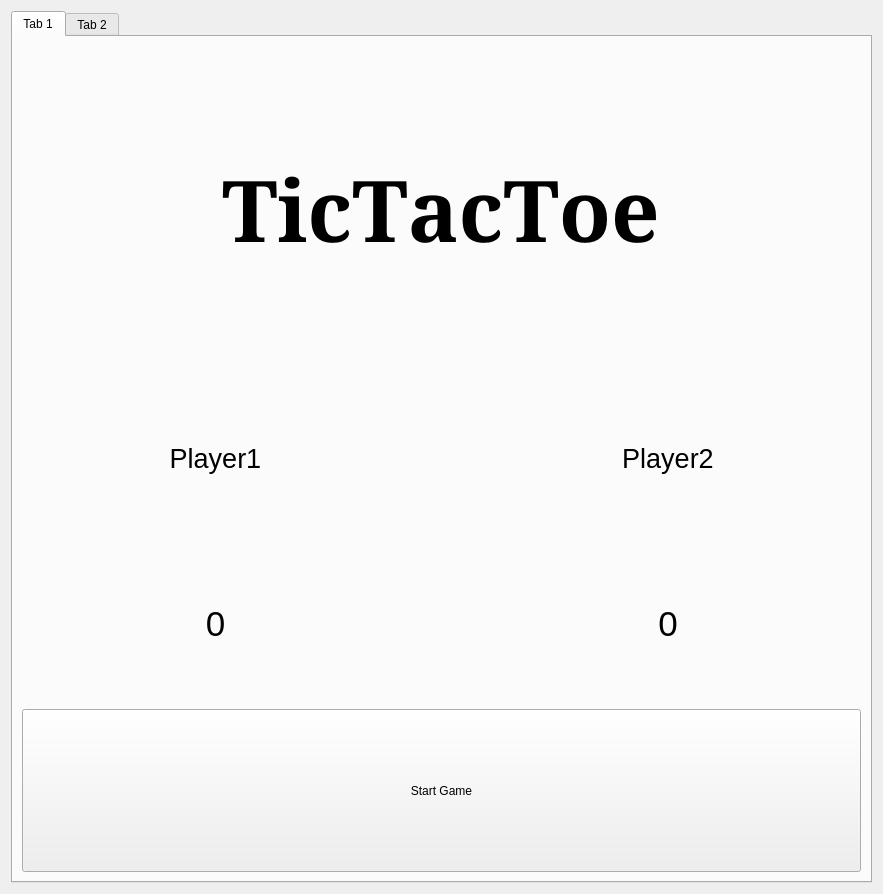
Above: ui/Widget.ui from oviv-git/TicTacToe-PySide6 before the change. Below: the same form after it.
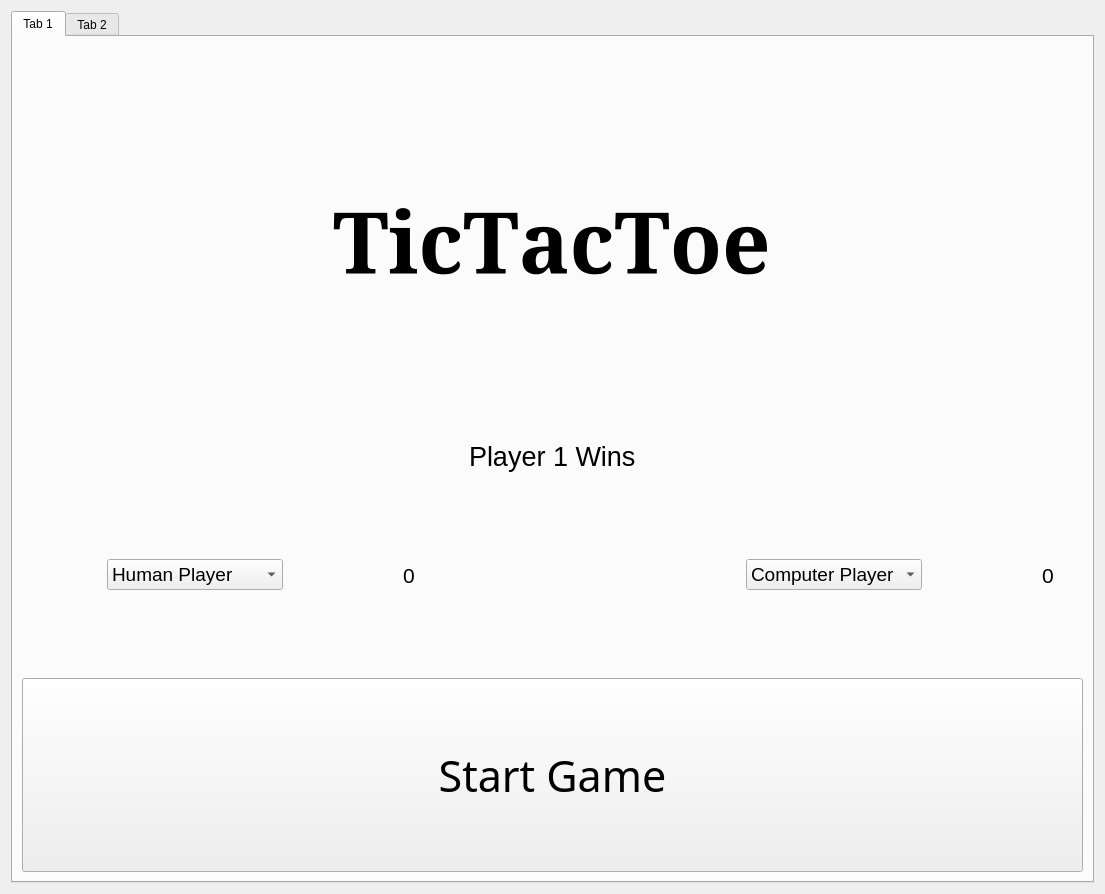
That is the form after the change.

Commit message: going to have to rework the way the program works to fit changing players with comboboxes

```diff
--- a/ui/Widget.ui
+++ b/ui/Widget.ui
@@ -9,7 +9,7 @@
    <rect>
     <x>0</x>
     <y>0</y>
-    <width>883</width>
+    <width>1105</width>
     <height>894</height>
    </rect>
   </property>
@@ -38,7 +38,7 @@
       <attribute name="title">
        <string>Tab 1</string>
       </attribute>
-      <layout class="QVBoxLayout" name="verticalLayout" stretch="2,2,1">
+      <layout class="QVBoxLayout" name="verticalLayout" stretch="2,0,1,1">
        <item alignment="Qt::AlignHCenter">
         <widget class="QLabel" name="label">
          <property name="sizePolicy">
@@ -64,64 +64,70 @@
          </property>
         </widget>
        </item>
+       <item alignment="Qt::AlignHCenter|Qt::AlignVCenter">
+        <widget class="QLabel" name="gameResultsLabel">
+         <property name="font">
+          <font>
+           <pointsize>20</pointsize>
+          </font>
+         </property>
+         <property name="text">
+          <string>Player 1 Wins</string>
+         </property>
+        </widget>
+       </item>
        <item>
         <layout class="QVBoxLayout" name="infoVLayout" stretch="0">
          <property name="sizeConstraint">
           <enum>QLayout::SetMinimumSize</enum>
          </property>
          <item>
-          <layout class="QHBoxLayout" name="infoHLayout">
+          <layout class="QHBoxLayout" name="infoHLayout" stretch="2,1,2">
            <property name="sizeConstraint">
             <enum>QLayout::SetMaximumSize</enum>
            </property>
            <item>
             <layout class="QVBoxLayout" name="infoLeftHLayout">
              <item>
-              <layout class="QHBoxLayout" name="infoTopLeftHLayout">
+              <layout class="QHBoxLayout" name="infoTopLeftHLayout" stretch="5,1">
                <property name="sizeConstraint">
                 <enum>QLayout::SetMaximumSize</enum>
                </property>
-               <item>
-                <widget class="QLabel" name="player_1Label">
+               <item alignment="Qt::AlignHCenter">
+                <widget class="QComboBox" name="player_1Selection">
+                 <property name="sizePolicy">
+                  <sizepolicy hsizetype="Maximum" vsizetype="Fixed">
+                   <horstretch>0</horstretch>
+                   <verstretch>0</verstretch>
+                  </sizepolicy>
+                 </property>
                  <property name="font">
                   <font>
-                   <pointsize>20</pointsize>
+                   <pointsize>14</pointsize>
                   </font>
                  </property>
-                 <property name="text">
-                  <string>Player1</string>
-                 </property>
-                 <property name="alignment">
-                  <set>Qt::AlignCenter</set>
-                 </property>
-                 <property name="wordWrap">
-                  <bool>false</bool>
-                 </property>
+                 <item>
+                  <property name="text">
+                   <string>Human Player</string>
+                  </property>
+                 </item>
+                 <item>
+                  <property name="text">
+                   <string>Computer Player</string>
+                  </property>
+                 </item>
                 </widget>
                </item>
-              </layout>
-             </item>
-             <item>
-              <layout class="QHBoxLayout" name="infoBottomLeftHLayout">
-               <property name="sizeConstraint">
-                <enum>QLayout::SetMaximumSize</enum>
-               </property>
-               <item>
+               <item alignment="Qt::AlignHCenter">
                 <widget class="QLabel" name="player_1Score">
                  <property name="font">
                   <font>
-                   <pointsize>26</pointsize>
+                   <pointsize>16</pointsize>
                   </font>
                  </property>
                  <property name="text">
                   <string>0</string>
                  </property>
-                 <property name="alignment">
-                  <set>Qt::AlignCenter</set>
-                 </property>
-                 <property name="wordWrap">
-                  <bool>false</bool>
-                 </property>
                 </widget>
                </item>
               </layout>
@@ -147,51 +153,45 @@
            <item>
             <layout class="QVBoxLayout" name="infoRightHLayout">
              <item>
-              <layout class="QHBoxLayout" name="infoTopRightHLayout">
+              <layout class="QHBoxLayout" name="infoTopRightHLayout" stretch="5,1">
                <property name="sizeConstraint">
                 <enum>QLayout::SetMaximumSize</enum>
                </property>
-               <item>
-                <widget class="QLabel" name="player_2Label">
+               <item alignment="Qt::AlignHCenter">
+                <widget class="QComboBox" name="player_2Selection">
+                 <property name="sizePolicy">
+                  <sizepolicy hsizetype="Maximum" vsizetype="Fixed">
+                   <horstretch>0</horstretch>
+                   <verstretch>0</verstretch>
+                  </sizepolicy>
+                 </property>
                  <property name="font">
                   <font>
-                   <pointsize>20</pointsize>
+                   <pointsize>14</pointsize>
                   </font>
                  </property>
-                 <property name="text">
-                  <string>Player2</string>
-                 </property>
-                 <property name="alignment">
-                  <set>Qt::AlignCenter</set>
-                 </property>
-                 <property name="wordWrap">
-                  <bool>false</bool>
-                 </property>
+                 <item>
+                  <property name="text">
+                   <string>Computer Player</string>
+                  </property>
+                 </item>
+                 <item>
+                  <property name="text">
+                   <string>Human Player</string>
+                  </property>
+                 </item>
                 </widget>
                </item>
-              </layout>
-             </item>
-             <item>
-              <layout class="QHBoxLayout" name="infoBottomRightHLayout">
-               <property name="sizeConstraint">
-                <enum>QLayout::SetMaximumSize</enum>
-               </property>
-               <item>
+               <item alignment="Qt::AlignHCenter">
                 <widget class="QLabel" name="player_2Score">
                  <property name="font">
                   <font>
-                   <pointsize>26</pointsize>
+                   <pointsize>16</pointsize>
                   </font>
                  </property>
                  <property name="text">
                   <string>0</string>
                  </property>
-                 <property name="alignment">
-                  <set>Qt::AlignCenter</set>
-                 </property>
-                 <property name="wordWrap">
-                  <bool>false</bool>
-                 </property>
                 </widget>
                </item>
               </layout>
@@ -214,6 +214,12 @@
                <verstretch>0</verstretch>
               </sizepolicy>
              </property>
+             <property name="font">
+              <font>
+               <family>Segoe Fluent Icons</family>
+               <pointsize>32</pointsize>
+              </font>
+             </property>
              <property name="text">
               <string>Start Game</string>
              </property>
```
Left out of the diff: 10 changed lines with no effect on the pictures. The commit also changes 5 other files.
